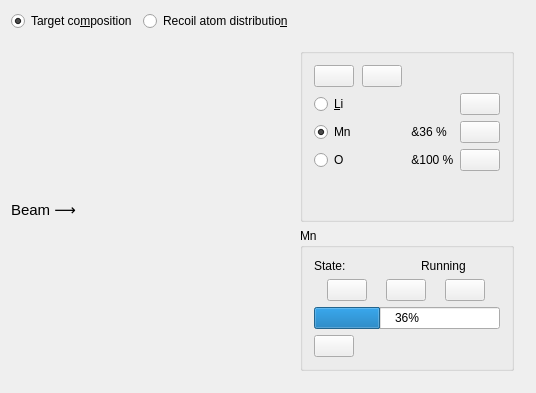
The window that ui_files/ui_target_widget.ui (JYU-IBA/potku) describes before a commit, drawn with Qt 5.
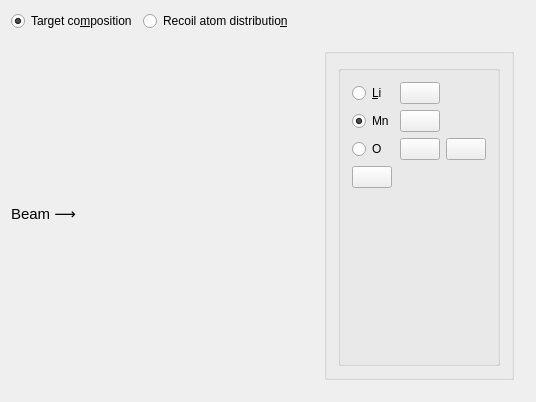
The same window after the commit. Icons and pictures are not drawn.

Commit message:
Moved simulation controls to right side panel
Simulation controls are now shown in right side panel instead of recoil
view.

The edit to the form file:
```diff
--- a/ui_files/ui_target_widget.ui
+++ b/ui_files/ui_target_widget.ui
@@ -7,7 +7,7 @@
     <x>0</x>
     <y>0</y>
     <width>536</width>
-    <height>393</height>
+    <height>402</height>
    </rect>
   </property>
   <property name="windowTitle">
@@ -90,136 +90,59 @@
            <set>Qt::AlignLeading|Qt::AlignLeft|Qt::AlignTop</set>
           </property>
           <layout class="QGridLayout" name="gridLayout">
-           <item row="1" column="1">
-            <widget class="QLabel" name="label_4">
-             <property name="sizePolicy">
-              <sizepolicy hsizetype="Preferred" vsizetype="Preferred">
-               <horstretch>0</horstretch>
-               <verstretch>0</verstretch>
-              </sizepolicy>
-             </property>
-             <property name="maximumSize">
-              <size>
-               <width>16</width>
-               <height>16</height>
-              </size>
-             </property>
-             <property name="toolTip">
-              <string>Error</string>
-             </property>
-             <property name="text">
-              <string/>
-             </property>
-             <property name="pixmap">
-              <pixmap>../ui_icons/reinhardt/messagebox_warning.svg</pixmap>
-             </property>
-             <property name="scaledContents">
-              <bool>true</bool>
-             </property>
-            </widget>
-           </item>
-           <item row="3" column="1">
-            <widget class="QLabel" name="label_3">
-             <property name="sizePolicy">
-              <sizepolicy hsizetype="Preferred" vsizetype="Preferred">
-               <horstretch>0</horstretch>
-               <verstretch>0</verstretch>
-              </sizepolicy>
-             </property>
-             <property name="maximumSize">
-              <size>
-               <width>16</width>
-               <height>16</height>
-              </size>
-             </property>
-             <property name="toolTip">
-              <string>Finished</string>
-             </property>
-             <property name="text">
-              <string/>
-             </property>
-             <property name="pixmap">
-              <pixmap>../ui_icons/reinhardt/ok.svg</pixmap>
-             </property>
-             <property name="scaledContents">
-              <bool>true</bool>
-             </property>
-            </widget>
-           </item>
-           <item row="4" column="0">
-            <spacer name="verticalSpacer">
-             <property name="orientation">
-              <enum>Qt::Vertical</enum>
-             </property>
-             <property name="sizeHint" stdset="0">
-              <size>
-               <width>20</width>
-               <height>40</height>
-              </size>
-             </property>
-            </spacer>
-           </item>
-           <item row="2" column="1">
-            <widget class="QLabel" name="label_2">
-             <property name="maximumSize">
-              <size>
-               <width>16</width>
-               <height>16</height>
-              </size>
-             </property>
-             <property name="toolTip">
-              <string>Running</string>
-             </property>
-             <property name="text">
-              <string/>
-             </property>
-             <property name="pixmap">
-              <pixmap>../ui_icons/reinhardt/1rightarrow.svg</pixmap>
-             </property>
-             <property name="scaledContents">
-              <bool>true</bool>
-             </property>
-            </widget>
-           </item>
-           <item row="1" column="2">
-            <widget class="QLabel" name="label_6">
-             <property name="text">
-              <string/>
-             </property>
-            </widget>
-           </item>
-           <item row="3" column="2">
-            <widget class="QLabel" name="label_7">
-             <property name="text">
-              <string> &amp;100 %</string>
-             </property>
-            </widget>
-           </item>
            <item row="1" column="0">
-            <widget class="QRadioButton" name="radioButton_2">
-             <property name="text">
-              <string>&amp;Li</string>
+            <widget class="QGroupBox" name="groupBox_2">
+             <property name="title">
+              <string/>
              </property>
-            </widget>
-           </item>
-           <item row="2" column="0">
-            <widget class="QRadioButton" name="radioButton">
+             <layout class="QGridLayout" name="gridLayout_2">
+              <item row="0" column="1">
+               <widget class="QPushButton" name="pushButton">
+                <property name="sizePolicy">
+                 <sizepolicy hsizetype="Fixed" vsizetype="Fixed">
+                  <horstretch>0</horstretch>
+                  <verstretch>0</verstretch>
+                 </sizepolicy>
+                </property>
+                <property name="toolTip">
+                 <string>Settings</string>
+                </property>
              <property name="text">
-              <string>Mn</string>
-             </property>
-             <property name="checked">
-              <bool>true</bool>
-             </property>
-            </widget>
-           </item>
-           <item row="3" column="0">
+                 <string/>
+                </property>
+                <property name="icon">
+                 <iconset>
+                  <normaloff>../ui_icons/reinhardt/gear.svg</normaloff>../ui_icons/reinhardt/gear.svg</iconset>
+                </property>
+                <property name="autoDefault">
+                 <bool>false</bool>
+                </property>
+                <property name="default">
+                 <bool>false</bool>
+                </property>
+                <property name="flat">
+                 <bool>false</bool>
+                </property>
+               </widget>
+              </item>
+              <item row="4" column="0">
             <widget class="QRadioButton" name="radioButton_3">
              <property name="text">
               <string>O</string>
              </property>
             </widget>
            </item>
-           <item row="2" column="3">
+              <item row="2" column="0">
+               <widget class="QRadioButton" name="radioButton">
+                <property name="text">
+                 <string>Mn</string>
+                </property>
+                <property name="checked">
+                 <bool>true</bool>
+                </property>
+               </widget>
+              </item>
+              <item row="2" column="1">
             <widget class="QPushButton" name="pushButton_2">
              <property name="sizePolicy">
               <sizepolicy hsizetype="Fixed" vsizetype="Fixed">
@@ -248,36 +171,7 @@
              </property>
             </widget>
            </item>
-           <item row="1" column="3">
-            <widget class="QPushButton" name="pushButton">
-             <property name="sizePolicy">
-              <sizepolicy hsizetype="Fixed" vsizetype="Fixed">
-               <horstretch>0</horstretch>
-               <verstretch>0</verstretch>
-              </sizepolicy>
-             </property>
-             <property name="toolTip">
-              <string>Settings</string>
-             </property>
-             <property name="text">
-              <string/>
-             </property>
-             <property name="icon">
-              <iconset>
-               <normaloff>../ui_icons/reinhardt/gear.svg</normaloff>../ui_icons/reinhardt/gear.svg</iconset>
-             </property>
-             <property name="autoDefault">
-              <bool>false</bool>
-             </property>
-             <property name="default">
-              <bool>false</bool>
-             </property>
-             <property name="flat">
-              <bool>false</bool>
-             </property>
-            </widget>
-           </item>
-           <item row="3" column="3">
+              <item row="4" column="1">
             <widget class="QPushButton" name="pushButton_3">
              <property name="sizePolicy">
               <sizepolicy hsizetype="Fixed" vsizetype="Fixed">
@@ -306,14 +200,7 @@
              </property>
             </widget>
            </item>
-           <item row="2" column="2">
-            <widget class="QLabel" name="label_5">
-             <property name="text">
-              <string> &amp;36 %</string>
-             </property>
-            </widget>
-           </item>
-           <item row="0" column="0">
+              <item row="5" column="0">
             <widget class="QPushButton" name="pushButton_8">
              <property name="sizePolicy">
               <sizepolicy hsizetype="Fixed" vsizetype="Fixed">
@@ -333,7 +220,27 @@
              </property>
             </widget>
            </item>
-           <item row="0" column="1">
+              <item row="0" column="0">
+               <widget class="QRadioButton" name="radioButton_2">
+                <property name="text">
+                 <string>&amp;Li</string>
+                </property>
+               </widget>
+              </item>
+              <item row="6" column="1">
+               <spacer name="verticalSpacer">
+                <property name="orientation">
+                 <enum>Qt::Vertical</enum>
+                </property>
+                <property name="sizeHint" stdset="0">
+                 <size>
+                  <width>20</width>
+                  <height>40</height>
+                 </size>
+                </property>
+               </spacer>
+              </item>
+              <item row="4" column="2">
             <widget class="QPushButton" name="pushButton_9">
              <property name="toolTip">
               <string>Remove element</string>
@@ -348,152 +255,6 @@
             </widget>
            </item>
           </layout>
-         </widget>
-        </item>
-        <item>
-         <widget class="QGroupBox" name="groupBox_2">
-          <property name="title">
-           <string>Mn</string>
-          </property>
-          <property name="alignment">
-           <set>Qt::AlignLeading|Qt::AlignLeft|Qt::AlignTop</set>
-          </property>
-          <layout class="QVBoxLayout" name="verticalLayout_3">
-           <item>
-            <layout class="QHBoxLayout" name="horizontalLayout_3">
-             <item>
-              <widget class="QLabel" name="label_8">
-               <property name="text">
-                <string>State:</string>
-               </property>
-              </widget>
-             </item>
-             <item>
-              <widget class="QLabel" name="label_10">
-               <property name="maximumSize">
-                <size>
-                 <width>16</width>
-                 <height>16</height>
-                </size>
-               </property>
-               <property name="toolTip">
-                <string/>
-               </property>
-               <property name="text">
-                <string/>
-               </property>
-               <property name="pixmap">
-                <pixmap>../ui_icons/reinhardt/1rightarrow.svg</pixmap>
-               </property>
-               <property name="scaledContents">
-                <bool>true</bool>
-               </property>
-              </widget>
-             </item>
-             <item>
-              <widget class="QLabel" name="label_9">
-               <property name="text">
-                <string>Running</string>
-               </property>
-              </widget>
-             </item>
-            </layout>
-           </item>
-           <item>
-            <layout class="QHBoxLayout" name="horizontalLayout_4">
-             <item>
-              <widget class="QPushButton" name="pushButton_4">
-               <property name="sizePolicy">
-                <sizepolicy hsizetype="Fixed" vsizetype="Fixed">
-                 <horstretch>0</horstretch>
-                 <verstretch>0</verstretch>
-                </sizepolicy>
-               </property>
-               <property name="toolTip">
-                <string>Start simulation</string>
-               </property>
-               <property name="text">
-                <string/>
-               </property>
-               <property name="icon">
-                <iconset>
-                 <normaloff>../ui_icons/reinhardt/player_play.svg</normaloff>../ui_icons/reinhardt/player_play.svg</iconset>
-               </property>
-              </widget>
-             </item>
-             <item>
-              <widget class="QPushButton" name="pushButton_5">
-               <property name="sizePolicy">
-                <sizepolicy hsizetype="Fixed" vsizetype="Fixed">
-                 <horstretch>0</horstretch>
-                 <verstretch>0</verstretch>
-                </sizepolicy>
-               </property>
-               <property name="toolTip">
-                <string>Pause simulation</string>
-               </property>
-               <property name="text">
-                <string/>
-               </property>
-               <property name="icon">
-                <iconset>
-                 <normaloff>../ui_icons/reinhardt/player_pause.svg</normaloff>../ui_icons/reinhardt/player_pause.svg</iconset>
-               </property>
-              </widget>
-             </item>
-             <item>
-              <widget class="QPushButton" name="pushButton_6">
-               <property name="sizePolicy">
-                <sizepolicy hsizetype="Fixed" vsizetype="Fixed">
-                 <horstretch>0</horstretch>
-                 <verstretch>0</verstretch>
-                </sizepolicy>
-               </property>
-               <property name="toolTip">
-                <string>Stop simulation</string>
-               </property>
-               <property name="text">
-                <string/>
-               </property>
-               <property name="icon">
-                <iconset>
-                 <normaloff>../ui_icons/reinhardt/player_stop.svg</normaloff>../ui_icons/reinhardt/player_stop.svg</iconset>
-               </property>
-              </widget>
-             </item>
-            </layout>
-           </item>
-           <item>
-            <widget class="QProgressBar" name="progressBar">
-             <property name="value">
-              <number>36</number>
-             </property>
-             <property name="textVisible">
-              <bool>true</bool>
-             </property>
-             <property name="invertedAppearance">
-              <bool>false</bool>
-             </property>
-            </widget>
-           </item>
-           <item>
-            <widget class="QPushButton" name="pushButton_7">
-             <property name="sizePolicy">
-              <sizepolicy hsizetype="Fixed" vsizetype="Fixed">
-               <horstretch>0</horstretch>
-               <verstretch>0</verstretch>
-              </sizepolicy>
-             </property>
-             <property name="toolTip">
-              <string>Plot energy spectrum</string>
-             </property>
-             <property name="text">
-              <string/>
-             </property>
-             <property name="icon">
-              <iconset>
-               <normaloff>../ui_icons/reinhardt/monitoring_section.svg</normaloff>../ui_icons/reinhardt/monitoring_section.svg</iconset>
-             </property>
             </widget>
            </item>
           </layout>
```
Lines whose indentation alone changed are shown as unchanged. The commit also changes 4 other files.
